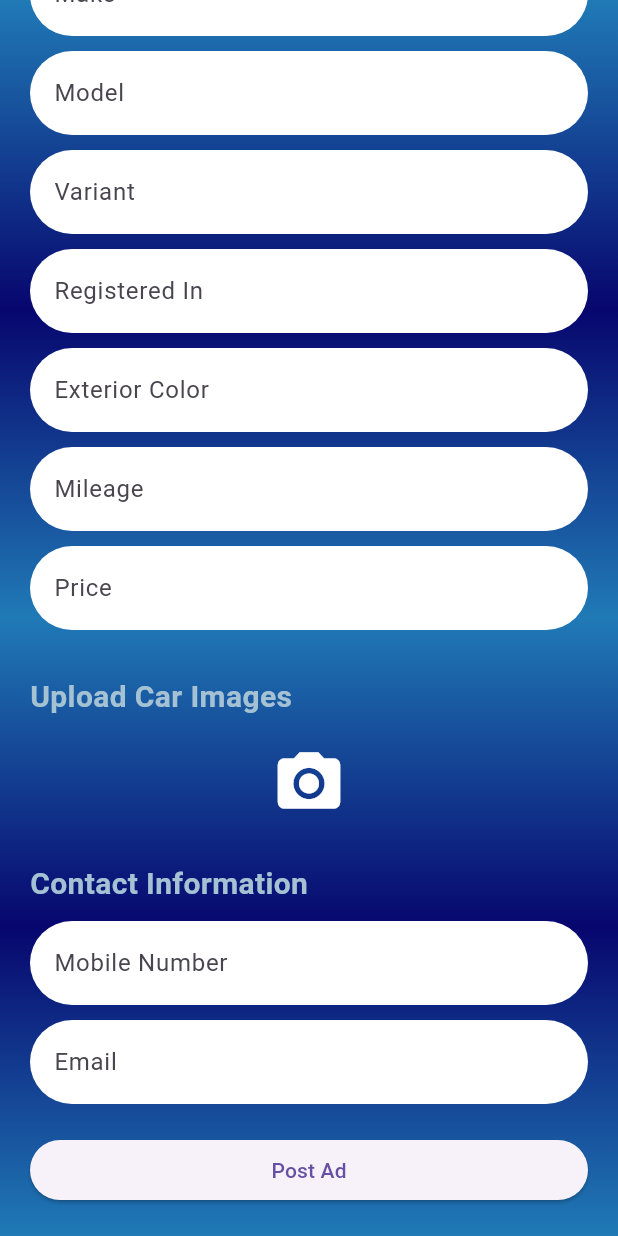
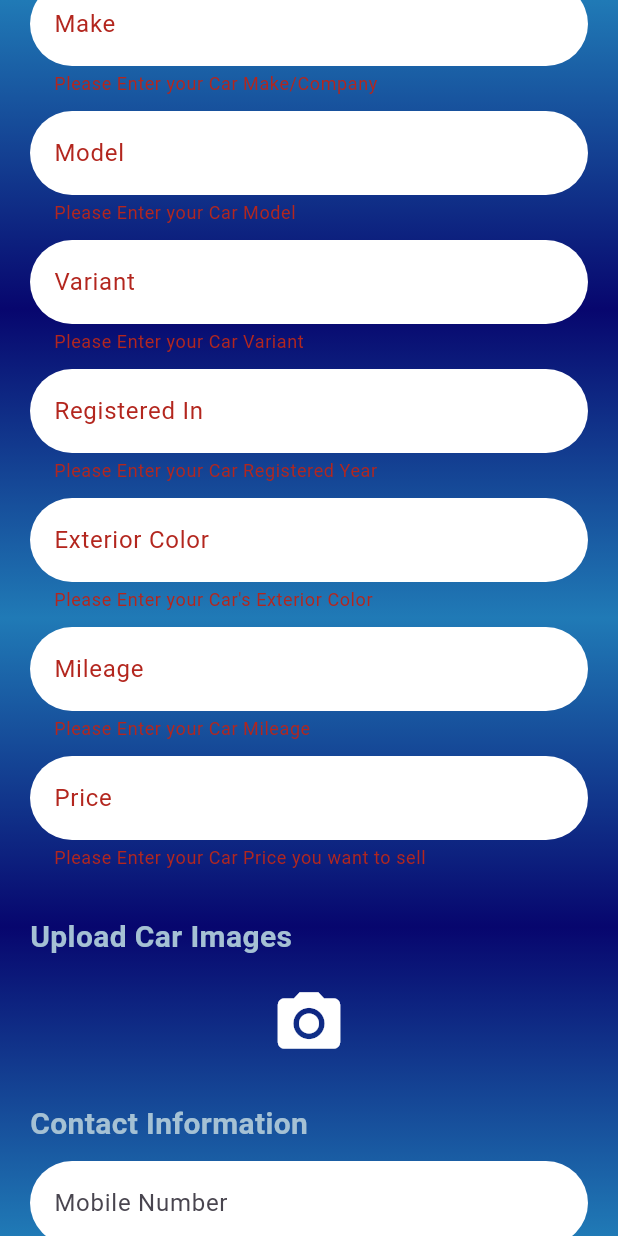
Before and after one commit to daniyalcr9/Cars_Hub, a Flutter app: the AdPosting screen opened directly, scrolled down 331 dp, after a tap on "Post Ad", on a phone screen of 412 x 824 dp. Run offline on Flutter 3.47's test engine with Material 3 defaults, Android fonts, the phone set to English and light mode, and no system bars.

Commit message:
third comit

```diff
--- a/cars_hub/lib/adpost.dart
+++ b/cars_hub/lib/adpost.dart
@@ -1,4 +1,7 @@
+import 'package:cars_hub/carimage.dart';
+import 'package:cars_hub/contactinfo.dart';
 import 'package:flutter/material.dart';
+import 'package:cars_hub/carinfo.dart';
 
 class AdPosting extends StatefulWidget {
   const AdPosting({super.key});
@@ -8,13 +11,17 @@ class AdPosting extends StatefulWidget {
 }
 
 class _AdPostingState extends State<AdPosting> {
+  GlobalKey<FormState> form = GlobalKey<FormState>();
   @override
   Widget build(BuildContext context) {
     return Scaffold(
       // appBar: AppBar(
       //   title: Text('Post Your Ad'),
       // ),
-      body: Container(
+      body: SingleChildScrollView(
+        child: Form(
+          key: form,
+          child: Container(
             height: MediaQuery.of(context).size.height,
             decoration: BoxDecoration(
               gradient: LinearGradient(
@@ -53,9 +60,14 @@ class _AdPostingState extends State<AdPosting> {
                       color: Color.fromARGB(255, 165, 193, 212),
                     ),
                   ),
+
                   SizedBox(height: 10.0),
-              _buildCarInformationForm(),
+
+                  //Car Information uploaded by user
+                  CarInfo(),
+
                   SizedBox(height: 20.0),
+
                   Text(
                     'Upload Car Images',
                     style: TextStyle(
@@ -64,9 +76,14 @@ class _AdPostingState extends State<AdPosting> {
                       color: Color.fromARGB(255, 165, 193, 212),
                     ),
                   ),
+
                   SizedBox(height: 10.0),
-              _buildImageUploadSection(),
+
+                  //Car iamges uploaded by user to sell
+                  CarImageUpload(),
+
                   SizedBox(height: 20.0),
+
                   Text(
                     'Contact Information',
                     style: TextStyle(
@@ -75,12 +92,22 @@ class _AdPostingState extends State<AdPosting> {
                       color: Color.fromARGB(255, 165, 193, 212),
                     ),
                   ),
+
                   SizedBox(height: 10.0),
-              _buildContactInformationForm(),
+
+                  // Contact info added by user
+                  ContactInfo(),
+
                   SizedBox(height: 20.0),
                   ElevatedButton(
                     onPressed: () {
                       // Handle ad submission
+                      if (form.currentState!.validate()) {
+                        // print("name: $name");
+                        // print("email: $email");
+                        // print("password: $pass");
+                        // print("confirm password $confirmpass");
+                      }
                     },
                     child: Text('Post Ad'),
                   ),
@@ -88,164 +115,8 @@ class _AdPostingState extends State<AdPosting> {
               ),
             ),
           ),
-    );
-  }
-
-  Widget _buildCarInformationForm() {
-    return Column(
-      crossAxisAlignment: CrossAxisAlignment.stretch,
-      children: [
-        TextFormField(
-          decoration: InputDecoration(
-            labelText: 'City', filled: true, // Enable filling
-            fillColor: Colors.white,
-            border: OutlineInputBorder(
-              borderRadius: BorderRadius.circular(30.0), // Make it circular
-              borderSide: BorderSide.none, // Remove border
         ),
-          ),
-        ),
-        SizedBox(
-          height: 10,
-        ),
-        TextFormField(
-          decoration: InputDecoration(
-            labelText: 'Make', filled: true, // Enable filling
-            fillColor: Colors.white,
-            border: OutlineInputBorder(
-              borderRadius: BorderRadius.circular(30.0), // Make it circular
-              borderSide: BorderSide.none, // Remove border
-            ),
-          ),
-        ),
-        SizedBox(
-          height: 10,
-        ),
-        TextFormField(
-          decoration: InputDecoration(
-            labelText: 'Model', filled: true, // Enable filling
-            fillColor: Colors.white,
-            border: OutlineInputBorder(
-              borderRadius: BorderRadius.circular(30.0), // Make it circular
-              borderSide: BorderSide.none, // Remove border
-            ),
-          ),
-        ),
-        SizedBox(
-          height: 10,
-        ),
-        TextFormField(
-          decoration: InputDecoration(
-            labelText: 'Variant', filled: true, // Enable filling
-            fillColor: Colors.white,
-            border: OutlineInputBorder(
-              borderRadius: BorderRadius.circular(30.0), // Make it circular
-              borderSide: BorderSide.none, // Remove border
-            ),
-          ),
-        ),
-        SizedBox(
-          height: 10,
-        ),
-        TextFormField(
-          decoration: InputDecoration(
-            labelText: 'Registered In', filled: true, // Enable filling
-            fillColor: Colors.white,
-            border: OutlineInputBorder(
-              borderRadius: BorderRadius.circular(30.0), // Make it circular
-              borderSide: BorderSide.none, // Remove border
-            ),
-          ),
-        ),
-        SizedBox(
-          height: 10,
-        ),
-        TextFormField(
-          decoration: InputDecoration(
-            labelText: 'Exterior Color', filled: true, // Enable filling
-            fillColor: Colors.white,
-            border: OutlineInputBorder(
-              borderRadius: BorderRadius.circular(30.0), // Make it circular
-              borderSide: BorderSide.none, // Remove border
-            ),
-          ),
-        ),
-        SizedBox(
-          height: 10,
-        ),
-        TextFormField(
-          decoration: InputDecoration(
-            labelText: 'Mileage', filled: true, // Enable filling
-            fillColor: Colors.white,
-            border: OutlineInputBorder(
-              borderRadius: BorderRadius.circular(30.0), // Make it circular
-              borderSide: BorderSide.none, // Remove border
-            ),
-          ),
-        ),
-        SizedBox(
-          height: 10,
-        ),
-        TextFormField(
-          decoration: InputDecoration(
-            labelText: 'Price', filled: true, // Enable filling
-            fillColor: Colors.white,
-            border: OutlineInputBorder(
-              borderRadius: BorderRadius.circular(30.0), // Make it circular
-              borderSide: BorderSide.none, // Remove border
-            ),
-          ),
-        ),
-        SizedBox(
-          height: 10,
-        ),
-      ],
-    );
-  }
-
-  Widget _buildImageUploadSection() {
-    return Center(
-      child: IconButton(
-        icon: Icon(
-          Icons.camera_alt,
-          color: Colors.white,
-        ),
-        onPressed: () {
-          // Handle image upload
-        },
-        iconSize: 50.0,
       ),
     );
   }
-
-  Widget _buildContactInformationForm() {
-    return Column(
-      crossAxisAlignment: CrossAxisAlignment.stretch,
-      children: [
-        TextFormField(
-          decoration: InputDecoration(
-            labelText: 'Mobile Number', filled: true, // Enable filling
-            fillColor: Colors.white,
-            border: OutlineInputBorder(
-              borderRadius: BorderRadius.circular(30.0), // Make it circular
-              borderSide: BorderSide.none, // Remove border
-            ),
-          ),
-        ),
-        SizedBox(
-          height: 10,
-        ),
-        TextFormField(
-          decoration: InputDecoration(
-            labelText: 'Email', filled: true, // Enable filling
-            fillColor: Colors.white,
-            border: OutlineInputBorder(
-              borderRadius: BorderRadius.circular(30.0), // Make it circular
-              borderSide: BorderSide.none, // Remove border
-            ),
-          ),
-        ),
-      ],
-    );
 }
-}
--- /dev/null
+++ b/cars_hub/lib/carimage.dart
@@ -0,0 +1,26 @@
+import 'package:flutter/material.dart';
+
+class CarImageUpload extends StatefulWidget {
+  const CarImageUpload({super.key});
+
+  @override
+  State<CarImageUpload> createState() => _CarImageUploadState();
+}
+
+class _CarImageUploadState extends State<CarImageUpload> {
+  @override
+  Widget build(BuildContext context) {
+    return Center(
+      child: IconButton(
+        icon: Icon(
+          Icons.camera_alt,
+          color: Colors.white,
+        ),
+        onPressed: () {
+          // Handle image upload
+        },
+        iconSize: 50.0,
+      ),
+    );
+  }
+}
--- /dev/null
+++ b/cars_hub/lib/carinfo.dart
@@ -0,0 +1,187 @@
+import 'package:flutter/material.dart';
+
+class CarInfo extends StatefulWidget {
+  const CarInfo({super.key});
+
+  @override
+  State<CarInfo> createState() => _CarInfoState();
+}
+
+class _CarInfoState extends State<CarInfo> {
+  TextEditingController city = TextEditingController();
+  TextEditingController make = TextEditingController();
+  TextEditingController model = TextEditingController();
+  TextEditingController variant = TextEditingController();
+  TextEditingController registered_in = TextEditingController();
+  TextEditingController color = TextEditingController();
+  TextEditingController mileage = TextEditingController();
+  TextEditingController price = TextEditingController();
+  @override
+  Widget build(BuildContext context) {
+    return Column(
+      crossAxisAlignment: CrossAxisAlignment.stretch,
+      children: [
+        TextFormField(
+          controller: city,
+          validator: (value) {
+            if (value!.isEmpty) {
+              return "Please Enter your City";
+            }
+            return null;
+          },
+          decoration: InputDecoration(
+            labelText: 'City', filled: true, // Enable filling
+            fillColor: Colors.white,
+            border: OutlineInputBorder(
+              borderRadius: BorderRadius.circular(30.0), // Make it circular
+              borderSide: BorderSide.none, // Remove border
+            ),
+          ),
+        ),
+        SizedBox(
+          height: 10,
+        ),
+        TextFormField(
+          controller: make,
+          validator: (value) {
+            if (value!.isEmpty) {
+              return "Please Enter your Car Make/Company";
+            }
+            return null;
+          },
+          decoration: InputDecoration(
+            labelText: 'Make', filled: true, // Enable filling
+            fillColor: Colors.white,
+            border: OutlineInputBorder(
+              borderRadius: BorderRadius.circular(30.0), // Make it circular
+              borderSide: BorderSide.none, // Remove border
+            ),
+          ),
+        ),
+        SizedBox(
+          height: 10,
+        ),
+        TextFormField(
+          controller: model,
+          validator: (value) {
+            if (value!.isEmpty) {
+              return "Please Enter your Car Model";
+            }
+            return null;
+          },
+          decoration: InputDecoration(
+            labelText: 'Model', filled: true, // Enable filling
+            fillColor: Colors.white,
+            border: OutlineInputBorder(
+              borderRadius: BorderRadius.circular(30.0), // Make it circular
+              borderSide: BorderSide.none, // Remove border
+            ),
+          ),
+        ),
+        SizedBox(
+          height: 10,
+        ),
+        TextFormField(
+          controller: variant,
+          validator: (value) {
+            if (value!.isEmpty) {
+              return "Please Enter your Car Variant";
+            }
+            return null;
+          },
+          decoration: InputDecoration(
+            labelText: 'Variant', filled: true, // Enable filling
+            fillColor: Colors.white,
+            border: OutlineInputBorder(
+              borderRadius: BorderRadius.circular(30.0), // Make it circular
+              borderSide: BorderSide.none, // Remove border
+            ),
+          ),
+        ),
+        SizedBox(
+          height: 10,
+        ),
+        TextFormField(
+          controller: registered_in,
+          validator: (value) {
+            if (value!.isEmpty) {
+              return "Please Enter your Car Registered Year";
+            }
+            return null;
+          },
+          decoration: InputDecoration(
+            labelText: 'Registered In', filled: true, // Enable filling
+            fillColor: Colors.white,
+            border: OutlineInputBorder(
+              borderRadius: BorderRadius.circular(30.0), // Make it circular
+              borderSide: BorderSide.none, // Remove border
+            ),
+          ),
+        ),
+        SizedBox(
+          height: 10,
+        ),
+        TextFormField(
+          controller: color,
+          validator: (value) {
+            if (value!.isEmpty) {
+              return "Please Enter your Car's Exterior Color";
+            }
+            return null;
+          },
+          decoration: InputDecoration(
+            labelText: 'Exterior Color', filled: true, // Enable filling
+            fillColor: Colors.white,
+            border: OutlineInputBorder(
+              borderRadius: BorderRadius.circular(30.0), // Make it circular
+              borderSide: BorderSide.none, // Remove border
+            ),
+          ),
+        ),
+        SizedBox(
+          height: 10,
+        ),
+        TextFormField(
+          controller: mileage,
+          validator: (value) {
+            if (value!.isEmpty) {
+              return "Please Enter your Car Mileage";
+            }
+            return null;
+          },
+          decoration: InputDecoration(
+            labelText: 'Mileage', filled: true, // Enable filling
+            fillColor: Colors.white,
+            border: OutlineInputBorder(
+              borderRadius: BorderRadius.circular(30.0), // Make it circular
+              borderSide: BorderSide.none, // Remove border
+            ),
+          ),
+        ),
+        SizedBox(
+          height: 10,
+        ),
+        TextFormField(
+          controller: price,
+          validator: (value) {
+            if (value!.isEmpty) {
+              return "Please Enter your Car Price you want to sell";
+            }
+            return null;
+          },
+          decoration: InputDecoration(
+            labelText: 'Price', filled: true, // Enable filling
+            fillColor: Colors.white,
+            border: OutlineInputBorder(
+              borderRadius: BorderRadius.circular(30.0), // Make it circular
+              borderSide: BorderSide.none, // Remove border
+            ),
+          ),
+        ),
+        SizedBox(
+          height: 10,
+        ),
+      ],
+    );
+  }
+}
--- /dev/null
+++ b/cars_hub/lib/contactinfo.dart
@@ -0,0 +1,42 @@
+import 'package:flutter/material.dart';
+
+class ContactInfo extends StatefulWidget {
+  const ContactInfo({super.key});
+
+  @override
+  State<ContactInfo> createState() => _ContactInfoState();
+}
+
+class _ContactInfoState extends State<ContactInfo> {
+  @override
+  Widget build(BuildContext context) {
+    return Column(
+      crossAxisAlignment: CrossAxisAlignment.stretch,
+      children: [
+        TextFormField(
+          decoration: InputDecoration(
+            labelText: 'Mobile Number', filled: true, // Enable filling
+            fillColor: Colors.white,
+            border: OutlineInputBorder(
+              borderRadius: BorderRadius.circular(30.0), // Make it circular
+              borderSide: BorderSide.none, // Remove border
+            ),
+          ),
+        ),
+        SizedBox(
+          height: 10,
+        ),
+        TextFormField(
+          decoration: InputDecoration(
+            labelText: 'Email', filled: true, // Enable filling
+            fillColor: Colors.white,
+            border: OutlineInputBorder(
+              borderRadius: BorderRadius.circular(30.0), // Make it circular
+              borderSide: BorderSide.none, // Remove border
+            ),
+          ),
+        ),
+      ],
+    );
+  }
+}
--- a/cars_hub/lib/main.dart
+++ b/cars_hub/lib/main.dart
@@ -23,7 +23,7 @@ class MyApp extends StatelessWidget {
         fontFamily: 'Roboto',
         useMaterial3: true,
       ),
-      home: SignUp(),
+      home: AdPosting(),
     );
   }
 }
--- a/cars_hub/lib/signup.dart
+++ b/cars_hub/lib/signup.dart
@@ -90,6 +90,7 @@ class _SignUpState extends State<SignUp> {
                       ),
                       SizedBox(height: 20.0),
                       TextFormField(
+                        controller: email,
                         validator: (value) {
                           if (value!.isEmpty) {
                             return "Please Enter your Name";
@@ -113,7 +114,9 @@ class _SignUpState extends State<SignUp> {
                         controller: pass,
                         validator: (value) {
                           if (value!.isEmpty) {
-                            return "Please Enter your Name";
+                            return "Please Enter a Password";
+                          } else if (!regpassword.hasMatch(value)) {
+                            return "Enter a Valid Password";
                           }
                           return null;
                         },
@@ -130,6 +133,15 @@ class _SignUpState extends State<SignUp> {
                       ),
                       SizedBox(height: 20.0),
                       TextFormField(
+                        controller: confirmpass,
+                        validator: (value) {
+                          if (value!.isEmpty) {
+                            return "Please Enter a Password";
+                          } else if (value != pass.text) {
+                            return 'Passwords do not match';
+                          }
+                          return null;
+                        },
                         decoration: InputDecoration(
                           labelText: 'Confirm Password',
                           prefixIcon: Icon(Icons.lock),
@@ -145,10 +157,10 @@ class _SignUpState extends State<SignUp> {
                       ElevatedButton(
                         onPressed: () {
                           if (form.currentState!.validate()) {
-                            print("name: $name");
-                            print("email: $email");
-                            print("password: $pass");
-                            print("confirm password $confirmpass");
+                            print("name: " + name.text);
+                            print("email: " + email.text);
+                            print("password: " + pass.text);
+                            print("confirm password : " + confirmpass.text);
                           }
                         },
                         child: Text(
```
Lines whose indentation alone changed are shown as unchanged.
